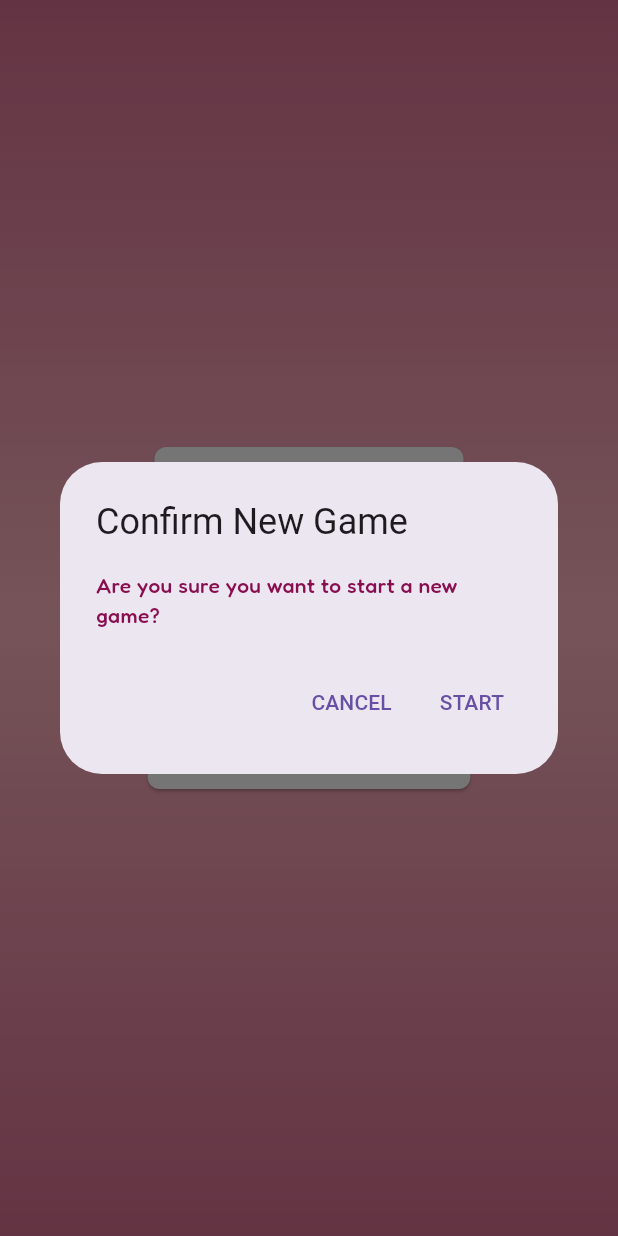
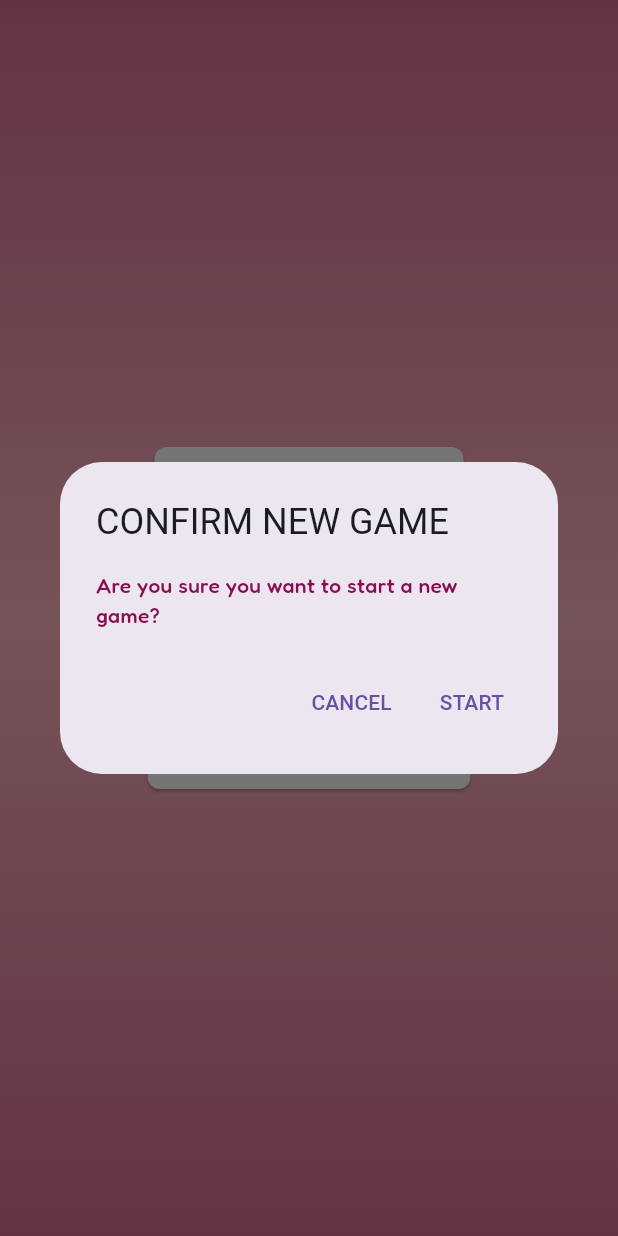
Before and after one commit to mraboso2019/practica2moviles, a Flutter app: the PauseGame screen opened directly, after a tap on "NEW GAME", on a phone screen of 412 x 824 dp. Run offline on Flutter 3.47's test engine with Material 3 defaults, Android fonts, the phone set to English and light mode, and no system bars; our stand-ins replace audioplayers, google_fonts, shared_preferences; missing offline and left inert: soundpool; accounts and stored records are empty.

Commit message:
Update pause_game.dart

```diff
--- a/lib/pause_game.dart
+++ b/lib/pause_game.dart
@@ -1,7 +1,6 @@
 import 'package:flutter/material.dart';
 import 'package:practica_2/game_screen.dart';
 import 'package:practica_2/how_to_play.dart';
-import 'home_screen.dart';
 import 'package:provider/provider.dart';
 import 'app_theme.dart';
 import 'settings.dart';
@@ -9,44 +8,59 @@ import 'settings.dart';
 class PauseGame extends StatelessWidget {
   @override
   Widget build(BuildContext context) {
+    // Obtiene el decorador de gradiente para el estado del tema actual
     final gradientDecoration = Provider.of<AppTheme>(context).gradientBackground;
     return Scaffold(
       body: Container(
+        // Aplica el fondo con gradiente
         decoration: gradientDecoration,
         child: Center(
           child: Column(
+            // Centra el contenido verticalmente
             mainAxisSize: MainAxisSize.min,
             children: [
+              // Agrega espacio proporcional en la parte superior
               const Spacer(flex: 20),
+              // Botón para volver al juego
               ElevatedButton(
+                // Cierra la pantalla actual
                 onPressed: () {
                   Navigator.pop(context);
                 },
+                // Texto del botón
                 child: Text('RESUME'),
                 style: ElevatedButton.styleFrom(
                   minimumSize: Size(MediaQuery.of(context).size.width / 2, 40),
                 ),
               ),
+              // Espaciador entre botones
               const Spacer(flex: 1),
               ElevatedButton(
                 onPressed: () {
-                  // Mostrar la alerta al usuario
+                  // Muestra un cuadro de diálogo para confirmar si se inicia un nuevo juego
                   showDialog(
                     context: context,
                     builder: (BuildContext context) {
+                      // Título de la alerta
                       return AlertDialog(
-                        title: Text('Confirm New Game'), // Título de la alerta
+                        title: Text('CONFIRM NEW GAME'),
+                        // Mensaje
                         content: Text('Are you sure you want to start a new game?'), // Mensaje
                         actions: [
+                          // Botón para cancelar
                           TextButton(
                             onPressed: () {
+                              // Cierra el cuadro de diálogo
                               Navigator.pop(context); // Cierra el diálogo sin hacer nada
                             },
                             child: Text('CANCEL'),
                           ),
+                          // Botón para iniciar nueva partida
                           TextButton(
                             onPressed: () {
-                              Navigator.pop(context); // Cierra el diálogo
+                              // Cierra el diálogo
+                              Navigator.pop(context);
+                              // Navega a una nueva pantalla de juego
                               Navigator.push(
                                 context,
                                 MaterialPageRoute(builder: (context) => GameScreen()), // Navega a la pantalla de juego
@@ -59,37 +73,47 @@ class PauseGame extends StatelessWidget {
                     },
                   );
                 },
+                // Texto del botón
                 child: Text('NEW GAME'),
                 style: ElevatedButton.styleFrom(
                   minimumSize: Size(MediaQuery.of(context).size.width / 2, 40),
                 ),
               ),
+              // Espaciador entre diálogos
               const Spacer(flex: 1),
+              // Botón para abrir ajustes
               ElevatedButton(
                 onPressed: () {
+                  // Navega a pantalla de Settings
                   Navigator.push(
                     context,
                     MaterialPageRoute(builder: (context) => Settings()),
                   );
                 },
+                // Texto del botón
                 child: Text('SETTINGS'),
                 style: ElevatedButton.styleFrom(
                   minimumSize: Size(MediaQuery.of(context).size.width / 2, 40),
                 ),
               ),
+              // Espaciador entre botones
               const Spacer(flex: 1),
+              // Botón para ver cómo jugar
               ElevatedButton(
                 onPressed: () {
+                  // Navega a la pantalla de How To Play
                   Navigator.push(
                     context,
                     MaterialPageRoute(builder: (context) => HowToPlay()),
                   );
                 },
+                // Texto del botón
                 child: Text('HOW TO PLAY'),
                 style: ElevatedButton.styleFrom(
                   minimumSize: Size(MediaQuery.of(context).size.width / 2, 40),
                 ),
               ),
+              // Espaciador proporcional a la parte inferior
               const Spacer(flex: 20),
             ],
           ),
```
